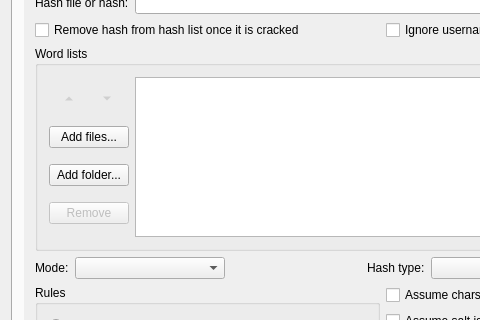
First picture: the form in src/mainwindow.ui, repository rgroesslinger/hashcat-gui, before the edit; both pictures show x 0 to 480 and y 86 to 406 of the 766 by 901 pixel window.
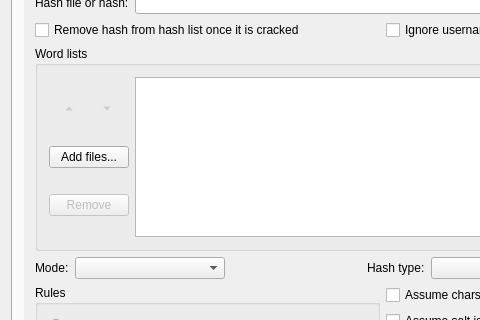
Second picture: the form after the edit. Icons and pictures are not drawn.

Commit message: Add import and export functionality for profiles

```diff
--- a/src/mainwindow.ui
+++ b/src/mainwindow.ui
@@ -177,13 +177,6 @@
                    </property>
                   </widget>
                  </item>
-                 <item>
-                  <widget class="QPushButton" name="pushButton_add_wordlist_folder">
-                   <property name="text">
-                    <string>Add folder...</string>
-                   </property>
-                  </widget>
-                 </item>
                  <item>
                   <widget class="QPushButton" name="pushButton_remove_wordlist">
                    <property name="enabled">
```
Left out of the diff: 17 changed lines with no effect on the pictures. The commit also changes 2 other files.
